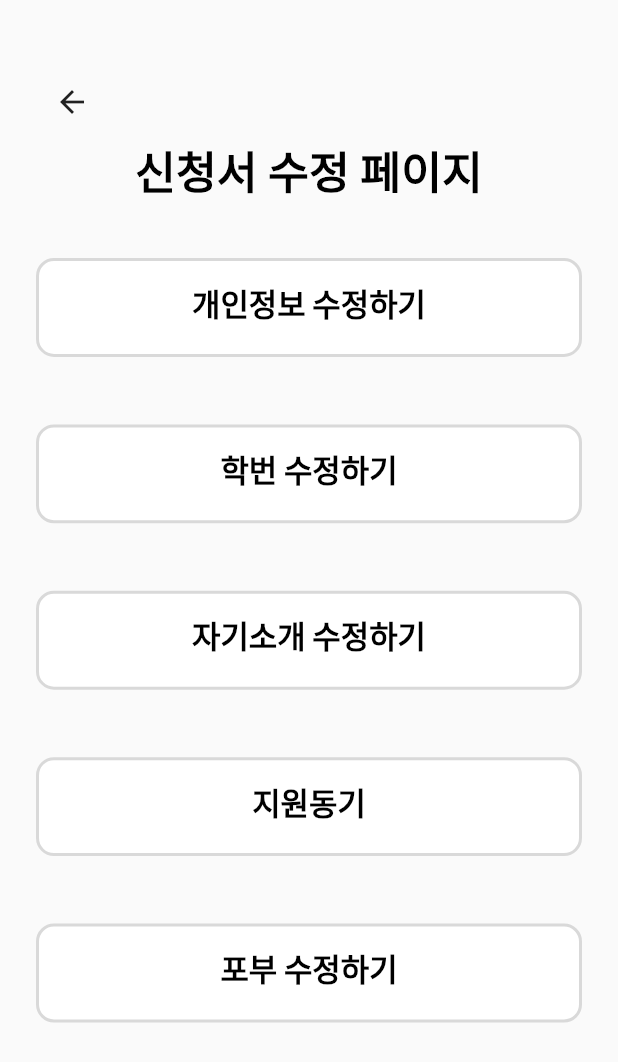
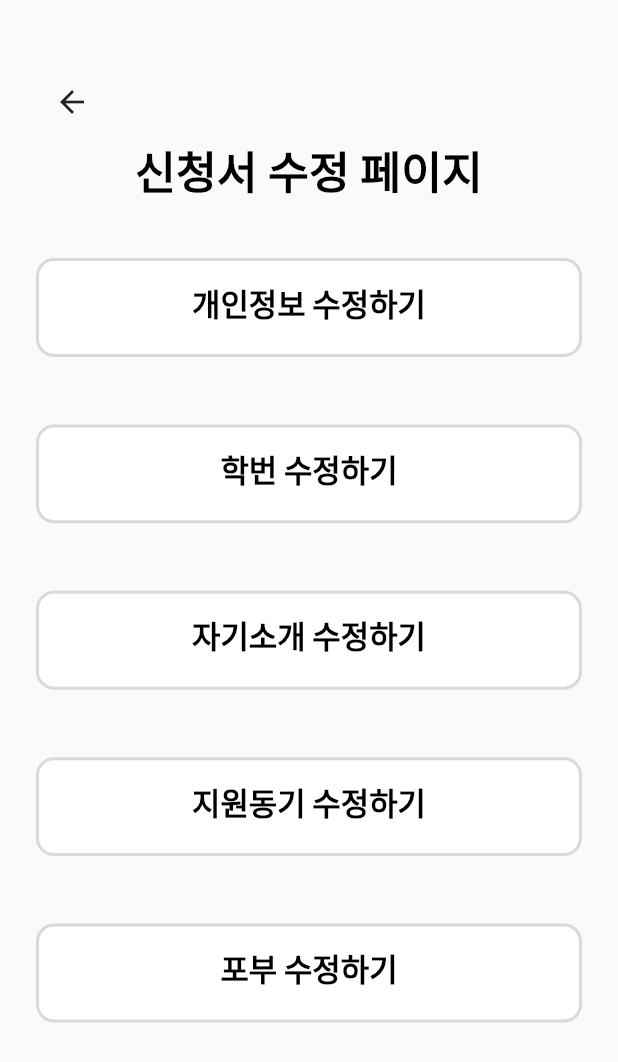
Before and after one commit to 2023-Code-DC/2023_Code-DC-App, a Flutter app: the ModifyFormPage screen opened by its route, on a phone screen of 412 x 824 dp. Shown: the top 1062 px of the screen. Run offline on Flutter 3.47's test engine with Material 2 defaults, Android fonts, the light colour scheme and no system bars; our stand-ins replace animated_text_kit, cloud_firestore, email_validator, firebase_auth, firebase_core, flutter_secure_storage and 7 more; missing offline and left inert: kakao_flutter_sdk; accounts and stored records are empty.

Commit message:
fix: 글자 수정

```diff
--- a/lib/modify/modify_main.dart
+++ b/lib/modify/modify_main.dart
@@ -129,7 +129,8 @@ class _ModifyFormPageState extends State<ModifyFormPage> {
                                 builder: ((context) =>
                                     ModifyMotivePage(result: result))));
                       }),
-                      child: DCColor().modifyMainMenuContainer("지원동기", size)),
+                      child:
+                          DCColor().modifyMainMenuContainer("지원동기 수정하기", size)),
                   const SizedBox(
                     width: 10,
                     height: 45,
```
